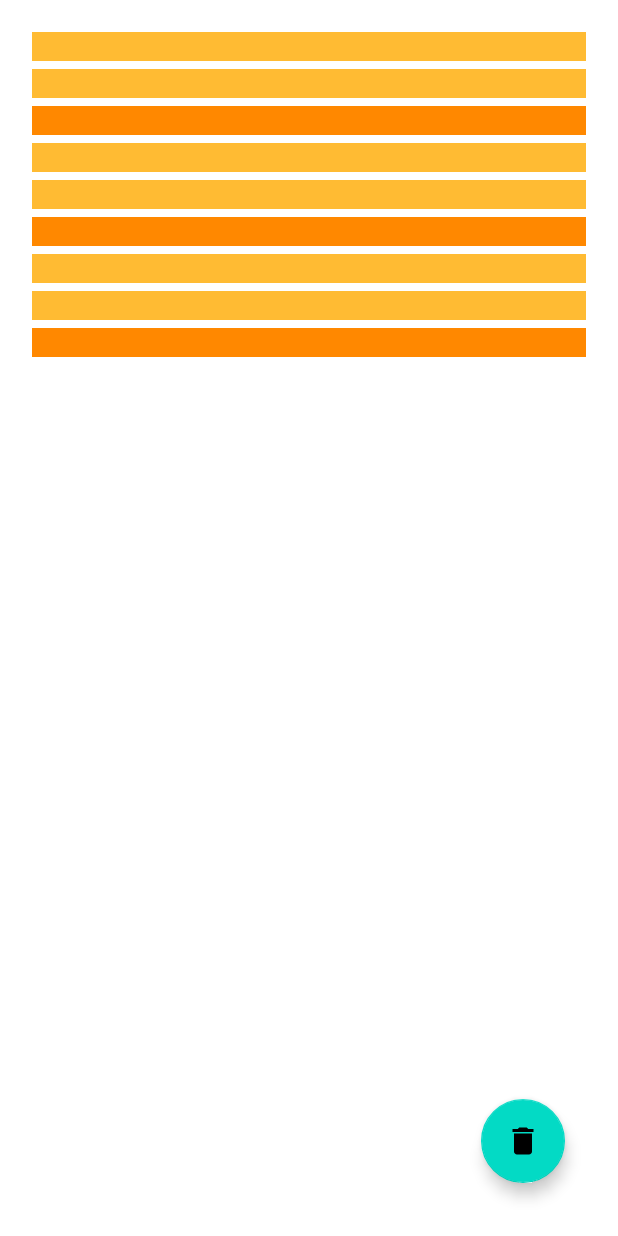
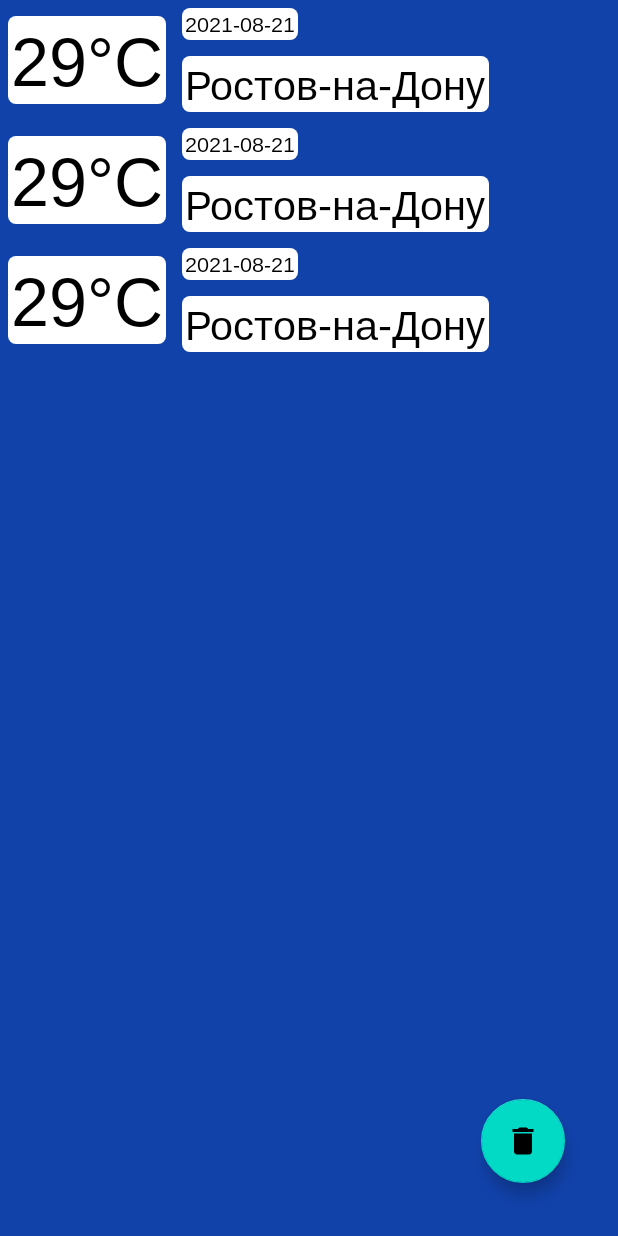
Before and after one commit to toropcevandrey/Weather_Project, an Android app: the layout history_fragment.xml on its own in the app's theme, with its tools: preview values and no code run, on a phone screen of 412 x 824 dp. Run offline under Robolectric (Android 15) with nearby library versions, the phone set to English and light mode, and no system bars.

Commit message:
room+rv, delete pics on background

```diff
--- a/app/src/main/java/com/example/weather_project/data/db/WeatherDataDao.kt
+++ b/app/src/main/java/com/example/weather_project/data/db/WeatherDataDao.kt
@@ -9,7 +9,7 @@ import kotlinx.coroutines.flow.Flow
 @Dao
 interface WeatherDataDao {
 
-    @Query("SELECT * FROM weather_table ORDER BY id ASC")
+    @Query("SELECT * FROM weather_table ORDER BY id DESC")
     fun getAlphabetized(): Flow<List<WeatherData>>
 
     @Insert(onConflict = OnConflictStrategy.IGNORE)
--- a/app/src/main/java/com/example/weather_project/ui/main/view/HistoryListAdapter.kt
+++ b/app/src/main/java/com/example/weather_project/ui/main/view/HistoryListAdapter.kt
@@ -30,7 +30,7 @@ class HistoryListAdapter :
         fun bind(date: String?, city: String?, temp: String?) {
             tvHistoryDate.text = date
             tvHistoryCity.text = city
-            tvHistoryTemp.text = temp
+            tvHistoryTemp.text = temp + "°C"
         }
 
         companion object {
--- a/app/src/main/res/drawable/bnt_corners_shape.xml
+++ b/app/src/main/res/drawable/bnt_corners_shape.xml
@@ -1,6 +1,6 @@
 <?xml version="1.0" encoding="utf-8"?>
     <shape xmlns:android="http://schemas.android.com/apk/res/android">
-        <solid android:color="#90FFFFFF"/>
+        <solid android:color="#FFFFFF"/>
 
         <corners android:radius="5dp" />
     <padding android:bottom="2dp"/>
--- a/app/src/main/res/layout/activity_main.xml
+++ b/app/src/main/res/layout/activity_main.xml
@@ -10,6 +10,7 @@
         android:layout_width="match_parent"
         android:layout_height="match_parent"
         android:layout_above="@+id/bottom_navigation"
+        android:background="@color/colorPrimary"
         tools:context=".ui.main.view.MainActivity" />
 
     <com.google.android.material.bottomnavigation.BottomNavigationView
@@ -17,9 +18,9 @@
         android:layout_width="match_parent"
         android:layout_height="wrap_content"
         android:layout_alignParentBottom="true"
+        android:background="@color/colorPrimary"
         android:elevation="8dp"
         app:itemBackground="@drawable/menu_background_color"
-        android:background="@color/colorPrimary"
         app:itemIconTint="@color/bottom_navigation_item_background_colors"
         app:itemTextColor="@color/bottom_navigation_item_background_colors"
         app:menu="@menu/menu_bottom_navigation" />
--- a/app/src/main/res/layout/history_fragment.xml
+++ b/app/src/main/res/layout/history_fragment.xml
@@ -1,27 +1,30 @@
 <?xml version="1.0" encoding="utf-8"?>
 <androidx.constraintlayout.widget.ConstraintLayout xmlns:android="http://schemas.android.com/apk/res/android"
     xmlns:app="http://schemas.android.com/apk/res-auto"
+    xmlns:tools="http://schemas.android.com/tools"
     android:layout_width="match_parent"
-    android:layout_height="match_parent"
-    xmlns:tools="http://schemas.android.com/tools">
+    android:layout_height="match_parent">
 
     <androidx.recyclerview.widget.RecyclerView
         android:id="@+id/rv_history_rv"
-        android:layout_width="0dp"
-        android:layout_height="0dp"
-        tools:listitem="@layout/recyclerview_history"
-        android:padding="16dp"
-        app:layout_constraintTop_toTopOf="parent"
+        android:layout_width="match_parent"
+        android:layout_height="match_parent"
+        android:background="@color/colorPrimary"
+        app:layout_constraintBottom_toBottomOf="parent"
         app:layout_constraintLeft_toLeftOf="parent"
         app:layout_constraintRight_toRightOf="parent"
-        app:layout_constraintBottom_toBottomOf="parent"/>
+        app:layout_constraintTop_toTopOf="parent"
+        app:reverseLayout="true"
+        app:stackFromEnd="true"
+        tools:listitem="@layout/recyclerview_history" />
 
     <com.google.android.material.floatingactionbutton.FloatingActionButton
         android:id="@+id/fab_history_del"
-        app:layout_constraintBottom_toBottomOf="parent"
-        app:layout_constraintEnd_toEndOf="parent"
         android:layout_width="wrap_content"
         android:layout_height="wrap_content"
         android:layout_margin="35dp"
-        android:src="@drawable/ic_baseline_delete_24"/>
+        android:background="@drawable/bnt_corners_shape"
+        android:src="@drawable/ic_baseline_delete_24"
+        app:layout_constraintBottom_toBottomOf="parent"
+        app:layout_constraintEnd_toEndOf="parent" />
 </androidx.constraintlayout.widget.ConstraintLayout>
--- a/app/src/main/res/layout/recyclerview_history.xml
+++ b/app/src/main/res/layout/recyclerview_history.xml
@@ -1,28 +1,55 @@
 <?xml version="1.0" encoding="utf-8"?>
 <androidx.constraintlayout.widget.ConstraintLayout xmlns:android="http://schemas.android.com/apk/res/android"
     xmlns:app="http://schemas.android.com/apk/res-auto"
-    android:orientation="vertical"
-    android:layout_width="match_parent"
-    android:layout_height="wrap_content">
+    xmlns:tools="http://schemas.android.com/tools"
+    android:layout_width="wrap_content"
+    android:layout_height="wrap_content"
+    android:orientation="vertical">
+
+    <LinearLayout
+        android:layout_width="0dp"
+        android:layout_height="wrap_content"
+        android:gravity="center"
+        android:orientation="horizontal">
+
+        <TextView
+            android:id="@+id/tv_history_temp"
+            android:layout_width="0dp"
+            android:layout_height="wrap_content"
+            android:layout_margin="5dp"
+            android:layout_weight="100"
+            android:background="@drawable/bnt_corners_shape"
+            android:fontFamily="@font/arimo"
+            android:textColor="@color/black"
+            android:textSize="45sp"
+            app:layout_constraintRight_toLeftOf="@+id/tv_history_date"
+            tools:text="29°C" />
+
+        <LinearLayout
+            android:layout_width="wrap_content"
+            android:layout_height="wrap_content"
+            android:orientation="vertical">
+
             <TextView
                 android:id="@+id/tv_history_date"
-        android:layout_width="match_parent"
+                android:layout_width="wrap_content"
                 android:layout_height="wrap_content"
                 android:layout_margin="5dp"
-        android:background="@android:color/holo_orange_light"
-        app:layout_constraintTop_toTopOf="parent"/>
+                android:background="@drawable/bnt_corners_shape"
+                android:fontFamily="@font/arimo"
+                android:textColor="@color/black"
+                tools:text="2021-08-21" />
+
             <TextView
                 android:id="@+id/tv_history_city"
-        android:layout_width="match_parent"
+                android:layout_width="wrap_content"
                 android:layout_height="wrap_content"
                 android:layout_margin="5dp"
-        android:background="@android:color/holo_orange_light"
-        app:layout_constraintTop_toBottomOf="@+id/tv_history_date"/>
-    <TextView
-        android:id="@+id/tv_history_temp"
-        android:layout_width="match_parent"
-        android:layout_height="wrap_content"
-        android:layout_margin="5dp"
-        android:background="@android:color/holo_orange_dark"
-        app:layout_constraintTop_toBottomOf="@id/tv_history_city"/>
+                android:background="@drawable/bnt_corners_shape"
+                android:fontFamily="@font/arimo"
+                android:textColor="@color/black"
+                android:textSize="27sp"
+                tools:text="Ростов-на-Дону" />
+        </LinearLayout>
+    </LinearLayout>
 </androidx.constraintlayout.widget.ConstraintLayout>
```
Also changed, not shown: app/src/main/java/com/example/weather_project/ui/main/view/HistoryFragment.kt (+13 -8 lines), app/src/main/java/com/example/weather_project/ui/main/view/WeatherFragment.kt (+1 -30 lines), app/src/main/res/layout/weather_fragment.xml (+15 -11 lines), app/src/main/res/drawable/d02.jpg (deleted), app/src/main/res/drawable/d03.jpg (deleted), app/src/main/res/drawable/d04.jpg (deleted), app/src/main/res/drawable/d09.jpg (deleted), app/src/main/res/drawable/d10.jpg (deleted), app/src/main/res/drawable/d11.jpg (deleted), app/src/main/res/drawable/d12.jpg (deleted), app/src/main/res/drawable/d50.jpg (deleted), 1 other file. Lines whose indentation alone changed are shown as unchanged.
